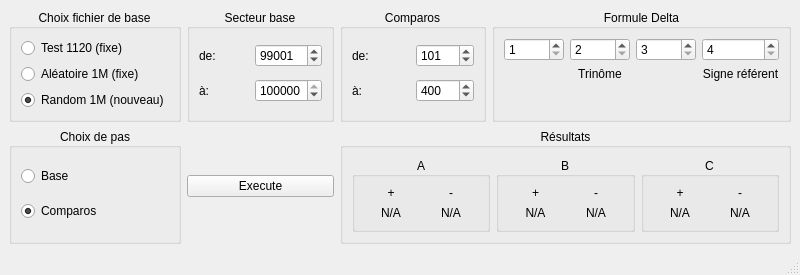
The window that dualite_transnumerique/fenetre.ui (camptocamp/fehlmann_dualite) describes before a commit, drawn with Qt 5.
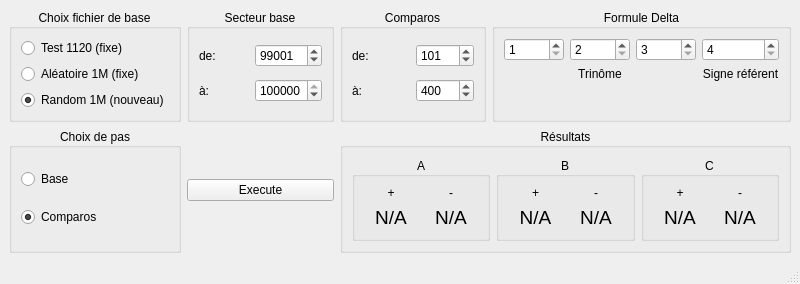
The same window after the commit.

The edit to the form file:
```diff
--- a/dualite_transnumerique/fenetre.ui
+++ b/dualite_transnumerique/fenetre.ui
@@ -308,6 +308,11 @@
          <layout class="QGridLayout" name="gridLayout_5">
           <item row="1" column="2">
            <widget class="QLabel" name="moinsA">
+            <property name="font">
+             <font>
+              <pointsize>14</pointsize>
+             </font>
+            </property>
             <property name="text">
              <string>N/A</string>
             </property>
@@ -318,6 +323,11 @@
           </item>
           <item row="1" column="0">
            <widget class="QLabel" name="plusA">
+            <property name="font">
+             <font>
+              <pointsize>14</pointsize>
+             </font>
+            </property>
             <property name="text">
              <string>N/A</string>
             </property>
@@ -370,6 +380,11 @@
           </item>
           <item row="1" column="0">
            <widget class="QLabel" name="plusB">
+            <property name="font">
+             <font>
+              <pointsize>14</pointsize>
+             </font>
+            </property>
             <property name="text">
              <string>N/A</string>
             </property>
@@ -380,6 +395,11 @@
           </item>
           <item row="1" column="1">
            <widget class="QLabel" name="moinsB">
+            <property name="font">
+             <font>
+              <pointsize>14</pointsize>
+             </font>
+            </property>
             <property name="text">
              <string>N/A</string>
             </property>
@@ -432,6 +452,11 @@
           </item>
           <item row="1" column="0">
            <widget class="QLabel" name="plusC">
+            <property name="font">
+             <font>
+              <pointsize>14</pointsize>
+             </font>
+            </property>
             <property name="text">
              <string>N/A</string>
             </property>
@@ -442,6 +467,11 @@
           </item>
           <item row="1" column="1">
            <widget class="QLabel" name="moinsC">
+            <property name="font">
+             <font>
+              <pointsize>14</pointsize>
+             </font>
+            </property>
             <property name="text">
              <string>N/A</string>
             </property>
```
